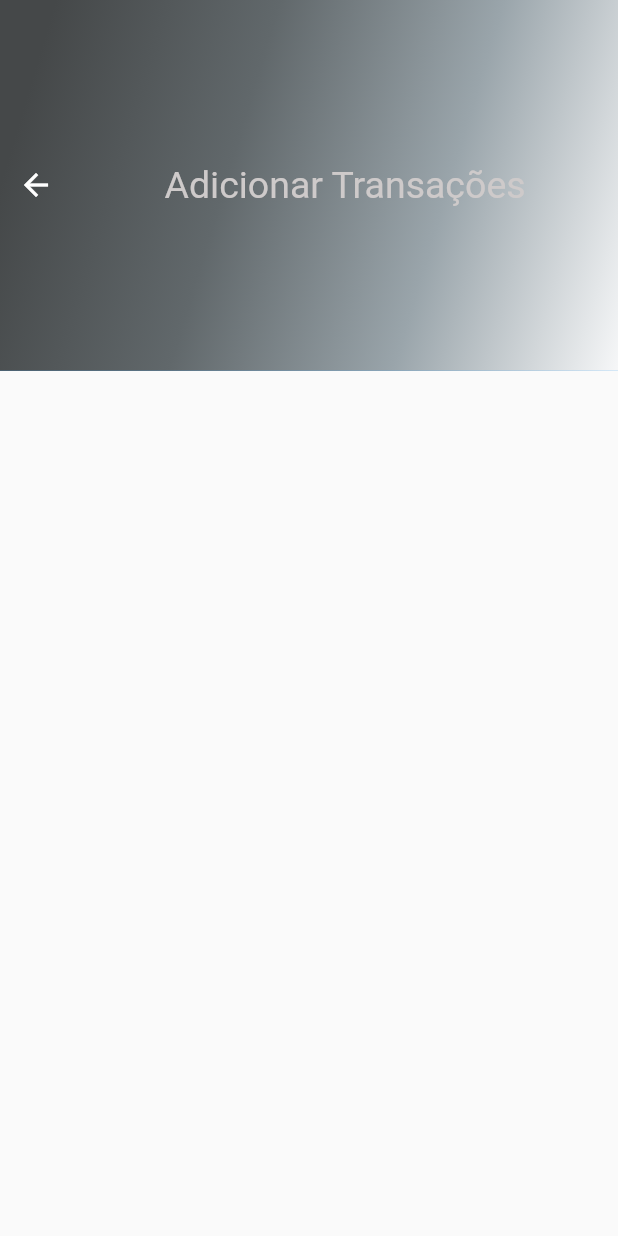
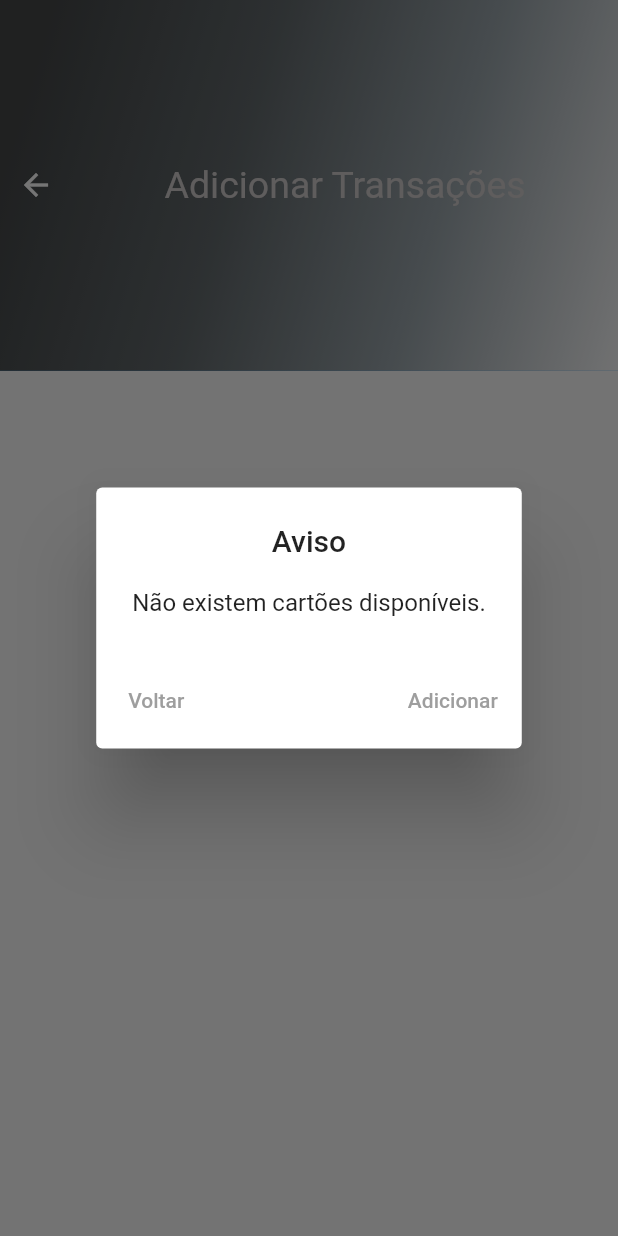
Before and after one commit to 07Dalmaso/projeto-pi-3a, a Flutter app: the Add_Gastos screen opened by its route, on a phone screen of 412 x 824 dp. Run offline on Flutter 3.47's test engine with Material 2 defaults, Android fonts, the phone set to English and light mode, and no system bars; our stand-ins replace email_validator, firebase_auth, firebase_core, firebase_database, mobx; accounts and stored records are empty; generated files the repository leaves out were written again.

Commit message:
aviso e redirecionamento na página de add transações (caso não exista cartão cadastrado). Ajustes nas pastas

```diff
--- a/lib/screens/add_gastos_1.dart
+++ b/lib/screens/add_gastos_1.dart
@@ -31,6 +31,53 @@ class _AddGastosState extends State<Add_Gastos> {
       Color.fromARGB(255, 154, 165, 171),
       Color.fromARGB(255, 246, 247, 248),
     ];
+
+   if (cards.isEmpty) {
+  WidgetsBinding.instance!.addPostFrameCallback((_) {
+    Future.delayed(Duration.zero, () {
+      showDialog(
+        context: context,
+        builder: (BuildContext context) {
+          return AlertDialog(
+            title: const Align(
+              alignment: Alignment.center,
+              child: Text(
+                'Aviso',
+                textAlign: TextAlign.center,
+              ),
+            ),
+            content: const Text('Não existem cartões disponíveis.'),
+            actions: [
+              Row(
+                mainAxisAlignment: MainAxisAlignment.spaceBetween,
+                children: [
+                  TextButton(
+                    onPressed: () {
+                      Navigator.pushNamed(context, '/main');
+                    },
+                     child: const Text(
+                      'Voltar',
+                      style: TextStyle(color: Colors.grey),
+                    ),
+                  ),
+                  TextButton(
+                    onPressed: () {
+                      Navigator.pushNamed(context, '/addCard');
+                    },
+                    child: const Text(
+                      'Adicionar',
+                      style: TextStyle(color: Colors.grey),
+                    ),
+                  ),
+                ],
+              ),
+            ],
+          );
+        },
+      );
+    });
+  });
+}
 
     return Scaffold(
         body: CustomScrollView(
```
Also changed, not shown: lib/screens/gradiente.dart (deleted, +0 -61 lines), lib/services/autent_service.dart (deleted, +0 -28 lines).
